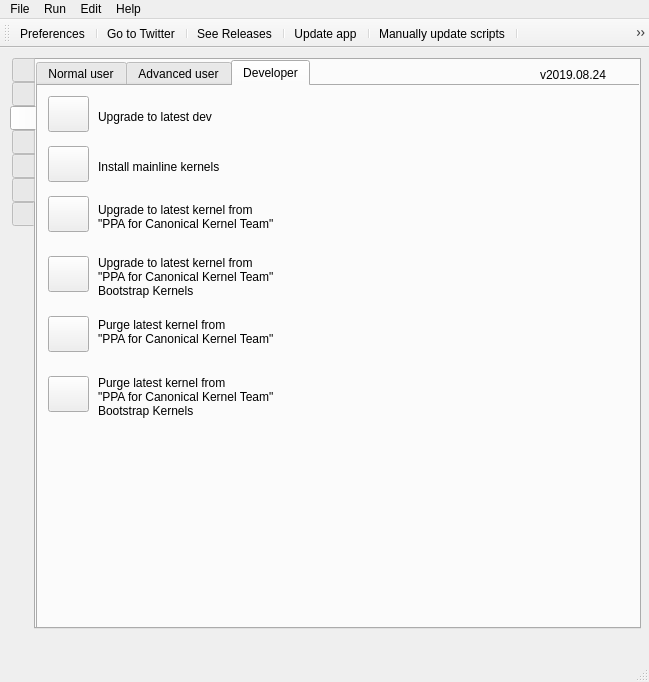
First picture: the form in src/mainwindow.ui, repository adgellida/ubunsys, before the edit.
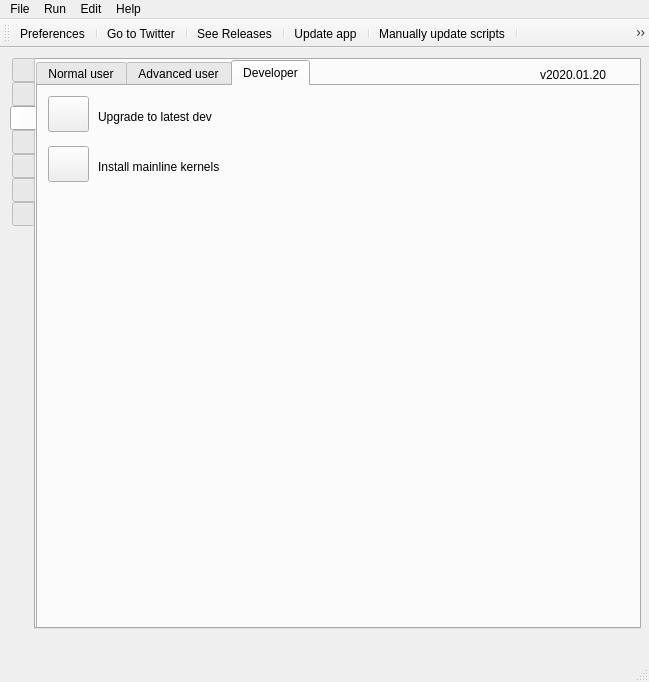
Second picture: the form after the edit. The open tabs and pages were chosen to show the change. Icons and pictures are not drawn.

```diff
--- a/src/mainwindow.ui
+++ b/src/mainwindow.ui
@@ -989,181 +989,6 @@
          <bool>false</bool>
         </property>
        </widget>
-       <widget class="QPushButton" name="upgradeLatestKernel_1">
-        <property name="enabled">
-         <bool>true</bool>
-        </property>
-        <property name="geometry">
-         <rect>
-          <x>10</x>
-          <y>110</y>
-          <width>41</width>
-          <height>36</height>
-         </rect>
-        </property>
-        <property name="toolTip">
-         <string>&lt;html&gt;&lt;head/&gt;&lt;body&gt;&lt;p&gt;&lt;span style=&quot; font-family:'monospace'; font-size:12px; color:#333333; background-color:#ffffff;&quot;&gt;pre-release and test kernels. Also on &amp;quot;Scripts Manager&amp;quot;&lt;/span&gt;&lt;/p&gt;&lt;/body&gt;&lt;/html&gt;</string>
-        </property>
-        <property name="whatsThis">
-         <string/>
-        </property>
-        <property name="text">
-         <string/>
-        </property>
-        <property name="icon">
-         <iconset resource="ubunsys.qrc">
-          <normaloff>:/images/flecha_arriba.png</normaloff>:/images/flecha_arriba.png</iconset>
-        </property>
-        <property name="iconSize">
-         <size>
-          <width>30</width>
-          <height>30</height>
-         </size>
-        </property>
-        <property name="shortcut">
-         <string/>
-        </property>
-        <property name="checkable">
-         <bool>false</bool>
-        </property>
-       </widget>
-       <widget class="QPushButton" name="purgeMainlineKernels">
-        <property name="enabled">
-         <bool>true</bool>
-        </property>
-        <property name="geometry">
-         <rect>
-          <x>10</x>
-          <y>230</y>
-          <width>41</width>
-          <height>36</height>
-         </rect>
-        </property>
-        <property name="toolTip">
-         <string>&lt;html&gt;&lt;head/&gt;&lt;body&gt;&lt;p&gt;&lt;span style=&quot; font-family:'monospace'; font-size:12px; color:#333333; background-color:#ffffff;&quot;&gt;Purges &amp;quot;PPA for Canonical Kernel Team&amp;quot;&lt;/span&gt;&lt;/p&gt;&lt;p&gt;&lt;span style=&quot; font-family:'monospace'; font-size:12px; color:#333333; background-color:#ffffff;&quot;&gt;and &amp;quot;PPA for Canonical Kernel Team&amp;quot; Bootstrap kernels&lt;/span&gt;&lt;/p&gt;&lt;/body&gt;&lt;/html&gt;</string>
-        </property>
-        <property name="whatsThis">
-         <string/>
-        </property>
-        <property name="text">
-         <string/>
-        </property>
-        <property name="icon">
-         <iconset resource="ubunsys.qrc">
-          <normaloff>:/images/orange-up-24.png</normaloff>:/images/orange-up-24.png</iconset>
-        </property>
-        <property name="iconSize">
-         <size>
-          <width>30</width>
-          <height>30</height>
-         </size>
-        </property>
-        <property name="shortcut">
-         <string/>
-        </property>
-        <property name="checkable">
-         <bool>false</bool>
-        </property>
-       </widget>
-       <widget class="QLabel" name="label_43">
-        <property name="geometry">
-         <rect>
-          <x>60</x>
-          <y>220</y>
-          <width>341</width>
-          <height>51</height>
-         </rect>
-        </property>
-        <property name="font">
-         <font>
-          <weight>50</weight>
-          <bold>false</bold>
-         </font>
-        </property>
-        <property name="text">
-         <string>Purge latest kernel from
-&quot;PPA for Canonical Kernel Team&quot;</string>
-        </property>
-       </widget>
-       <widget class="QPushButton" name="upgradeLatestKernel_2">
-        <property name="enabled">
-         <bool>true</bool>
-        </property>
-        <property name="geometry">
-         <rect>
-          <x>10</x>
-          <y>170</y>
-          <width>41</width>
-          <height>36</height>
-         </rect>
-        </property>
-        <property name="toolTip">
-         <string>&lt;html&gt;&lt;head/&gt;&lt;body&gt;&lt;p&gt;&lt;span style=&quot; font-family:'monospace'; font-size:12px; color:#333333; background-color:#ffffff;&quot;&gt;bootstrapping kernels. Also on &amp;quot;Scripts Manager&amp;quot;&lt;/span&gt;&lt;/p&gt;&lt;/body&gt;&lt;/html&gt;</string>
-        </property>
-        <property name="whatsThis">
-         <string/>
-        </property>
-        <property name="text">
-         <string/>
-        </property>
-        <property name="icon">
-         <iconset resource="ubunsys.qrc">
-          <normaloff>:/images/flecha_arriba.png</normaloff>:/images/flecha_arriba.png</iconset>
-        </property>
-        <property name="iconSize">
-         <size>
-          <width>30</width>
-          <height>30</height>
-         </size>
-        </property>
-        <property name="shortcut">
-         <string/>
-        </property>
-        <property name="checkable">
-         <bool>false</bool>
-        </property>
-       </widget>
-       <widget class="QLabel" name="label_38">
-        <property name="geometry">
-         <rect>
-          <x>60</x>
-          <y>110</y>
-          <width>341</width>
-          <height>41</height>
-         </rect>
-        </property>
-        <property name="font">
-         <font>
-          <weight>50</weight>
-          <bold>false</bold>
-         </font>
-        </property>
-        <property name="text">
-         <string>Upgrade to latest kernel from
-&quot;PPA for Canonical Kernel Team&quot;</string>
-        </property>
-       </widget>
-       <widget class="QLabel" name="label_42">
-        <property name="geometry">
-         <rect>
-          <x>60</x>
-          <y>160</y>
-          <width>341</width>
-          <height>61</height>
-         </rect>
-        </property>
-        <property name="font">
-         <font>
-          <weight>50</weight>
-          <bold>false</bold>
-         </font>
-        </property>
-        <property name="text">
-         <string>Upgrade to latest kernel from
-&quot;PPA for Canonical Kernel Team&quot;
-Bootstrap Kernels</string>
-        </property>
-       </widget>
        <widget class="QLabel" name="label_26">
         <property name="geometry">
          <rect>
@@ -1221,65 +1046,6 @@
          <bool>false</bool>
         </property>
        </widget>
-       <widget class="QPushButton" name="purgeMainlineKernels_2">
-        <property name="enabled">
-         <bool>true</bool>
-        </property>
-        <property name="geometry">
-         <rect>
-          <x>10</x>
-          <y>290</y>
-          <width>41</width>
-          <height>36</height>
-         </rect>
-        </property>
-        <property name="toolTip">
-         <string>&lt;html&gt;&lt;head/&gt;&lt;body&gt;&lt;p&gt;&lt;span style=&quot; font-family:'monospace'; font-size:12px; color:#333333; background-color:#ffffff;&quot;&gt;Purges &amp;quot;PPA for Canonical Kernel Team&amp;quot;&lt;/span&gt;&lt;/p&gt;&lt;p&gt;&lt;span style=&quot; font-family:'monospace'; font-size:12px; color:#333333; background-color:#ffffff;&quot;&gt;and &amp;quot;PPA for Canonical Kernel Team&amp;quot; Bootstrap kernels&lt;/span&gt;&lt;/p&gt;&lt;/body&gt;&lt;/html&gt;</string>
-        </property>
-        <property name="whatsThis">
-         <string/>
-        </property>
-        <property name="text">
-         <string/>
-        </property>
-        <property name="icon">
-         <iconset resource="ubunsys.qrc">
-          <normaloff>:/images/orange-up-24.png</normaloff>:/images/orange-up-24.png</iconset>
-        </property>
-        <property name="iconSize">
-         <size>
-          <width>30</width>
-          <height>30</height>
-         </size>
-        </property>
-        <property name="shortcut">
-         <string/>
-        </property>
-        <property name="checkable">
-         <bool>false</bool>
-        </property>
-       </widget>
-       <widget class="QLabel" name="label_45">
-        <property name="geometry">
-         <rect>
-          <x>60</x>
-          <y>280</y>
-          <width>341</width>
-          <height>61</height>
-         </rect>
-        </property>
-        <property name="font">
-         <font>
-          <weight>50</weight>
-          <bold>false</bold>
-         </font>
-        </property>
-        <property name="text">
-         <string>Purge latest kernel from
-&quot;PPA for Canonical Kernel Team&quot;
-Bootstrap Kernels</string>
-        </property>
-       </widget>
       </widget>
      </widget>
     </widget>
@@ -4156,7 +3922,7 @@
      </rect>
     </property>
     <property name="text">
-     <string>v2019.08.24</string>
+     <string>v2020.01.20</string>
     </property>
    </widget>
   </widget>
```
Left out of the diff: 33 changed lines with no effect on the pictures.
